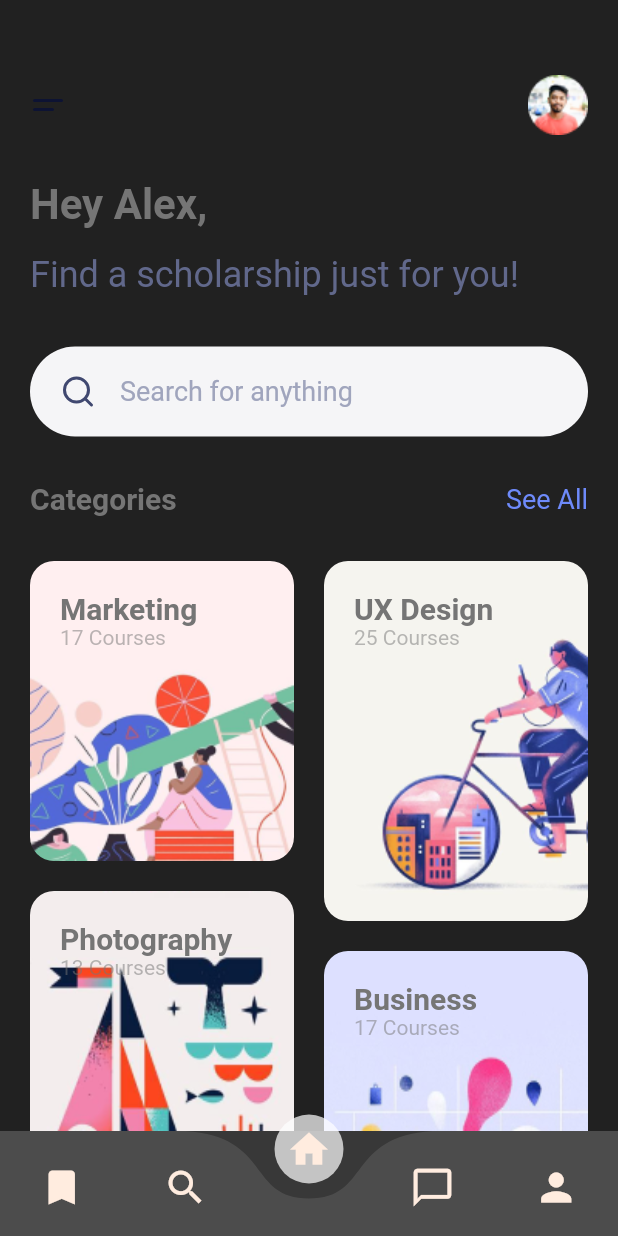
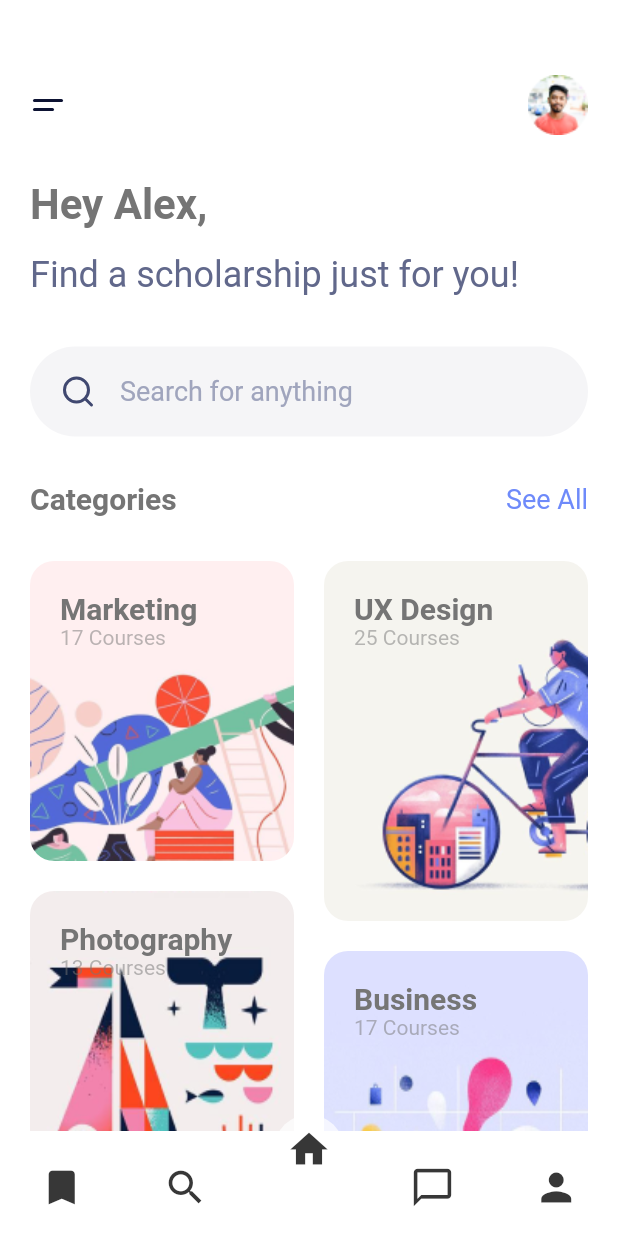
Before and after one commit to philakagujones/UniversityApp, a Flutter app: the screen it shows after launch, on a phone screen of 412 x 824 dp. Run offline on Flutter 3.47's test engine with Material 2 defaults, Android fonts, the light colour scheme and no system bars; drawn by our look-alikes of curved_navigation_bar; our stand-ins replace animated_theme_switcher, flutter_screenutil, flutter_secure_storage, flutter_svg, line_awesome_flutter; Roboto replaces fonts that are missing (SFProText).

Commit message:
fix theme thing

```diff
--- a/scholarly/lib/main.dart
+++ b/scholarly/lib/main.dart
@@ -29,7 +29,7 @@ class MyApp extends StatelessWidget {
         return MaterialApp(
           debugShowCheckedModeBanner: false,
           title: 'Flutter Demo',
-          theme: kDarkTheme,
+          theme: ThemeProvider.of(context),
           // home: SplashScreen(),
           // We use routeName so that we dont need to remember the name
           initialRoute: NavBar.routeName,
--- a/scholarly/lib/screens/profile/components/body.dart
+++ b/scholarly/lib/screens/profile/components/body.dart
@@ -21,7 +21,8 @@ class Body extends StatelessWidget {
               children: <Widget>[
                 CircleAvatar(
                   radius: kSpacingUnit.w * 5,
-                  backgroundImage: AssetImage('assets/images/avatar.png'),
+                  backgroundImage:
+                      AssetImage('assets/images/Profile Image.png'),
                 ),
                 Align(
                   alignment: Alignment.bottomRight,
```
